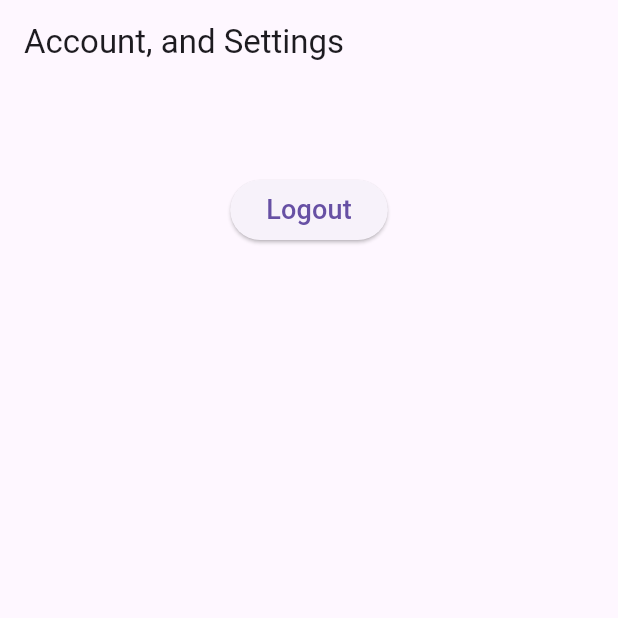
After one commit to oyvij/MyFridge, a Flutter app: the SettingsScreen screen opened directly, on a phone screen of 412 x 824 dp, the top half of it. The commit adds this screen. Run offline on Flutter 3.47's test engine with Material 3 defaults, Android fonts, the phone set to English and light mode, and no system bars; our stand-ins replace flutter_secure_storage, shared_preferences; missing offline and left inert: dart:html, simple_barcode_scanner; accounts and stored records are empty; network calls fail.

Commit message:
fix alot

```diff
--- a/my_fridge_flutter/lib/components/barcode_scanner_custom.dart
+++ b/my_fridge_flutter/lib/components/barcode_scanner_custom.dart
@@ -17,8 +17,6 @@ class _BarcodeScannerCustomState extends State<BarcodeScannerCustom> {
   bool _itemAdded = false;
 
   Future<void> _checkItemAndSetResponse(ean) async {
-    print('_checkItemAndSetResponse');
-
     setState(() {
       _isWorking = true;
     });
@@ -28,6 +26,7 @@ class _BarcodeScannerCustomState extends State<BarcodeScannerCustom> {
     setState(() {
       this.itemMatcherResponse = itemMatcherResponse;
       _isWorking = false;
+      _itemAdded = itemMatcherResponse.message == 'Item is in home.';
     });
   }
 
--- a/my_fridge_flutter/lib/components/my_kitchen.dart
+++ b/my_fridge_flutter/lib/components/my_kitchen.dart
@@ -42,6 +42,10 @@ class _MyKitchenState extends State<MyKitchen> {
   @override
   Widget build(BuildContext context) {
     return Scaffold(
+      appBar: AppBar(
+        title: const Text('Items in you kitchen'),
+        automaticallyImplyLeading: false,
+      ),
       body: Center(
         child: _home.homeItems != null
             ? Column(
--- /dev/null
+++ b/my_fridge_flutter/lib/settings_screen.dart
@@ -0,0 +1,43 @@
+import 'dart:html';
+
+import 'package:flutter/material.dart';
+import 'package:my_fridge_flutter/api/api_service.dart';
+import 'package:my_fridge_flutter/barcode_scanner_screen.dart';
+import 'package:my_fridge_flutter/components/barcode_scanner_custom.dart';
+import 'package:my_fridge_flutter/components/meal_scraper.dart';
+import 'package:my_fridge_flutter/components/my_kitchen.dart';
+import 'package:my_fridge_flutter/storage/secure_storage.dart';
+
+class SettingsScreen extends StatefulWidget {
+  const SettingsScreen({super.key});
+
+  @override
+  _SettingsScreenState createState() => _SettingsScreenState();
+}
+
+class _SettingsScreenState extends State<SettingsScreen> {
+  void _logout(BuildContext context) {
+    deleteAccessToken();
+    deleteRefreshToken();
+    Navigator.pushNamed(context, '/');
+  }
+
+  @override
+  Widget build(BuildContext context) {
+    return Scaffold(
+        appBar: AppBar(
+          title: const Text('Account, and Settings'),
+          automaticallyImplyLeading: false,
+        ),
+        body: Center(
+            child: Column(children: [
+          const SizedBox(
+            height: 60,
+          ),
+          ElevatedButton(
+            onPressed: () => {_logout(context)},
+            child: const Text('Logout', style: TextStyle(fontSize: 18)),
+          )
+        ])));
+  }
+}
--- a/my_fridge_flutter/pubspec.yaml
+++ b/my_fridge_flutter/pubspec.yaml
@@ -40,6 +40,8 @@ dependencies:
   http: ^1.2.1
   flutter_secure_storage: ^9.1.1
   simple_barcode_scanner: ^0.1.1
+  async: ^2.4.2
+  shared_preferences: ^2.2.3
 
 dev_dependencies:
   flutter_test:
```
Also changed, not shown: my_fridge_flutter/lib/api/api_service.dart (+48 -0 lines), my_fridge_flutter/lib/barcode_scanner_screen.dart (+6 -2 lines), my_fridge_flutter/lib/components/meal_scraper.dart (+6 -2 lines), my_fridge_flutter/lib/home_screen.dart (+9 -2 lines), my_fridge_flutter/lib/login_screen.dart (+9 -9 lines), my_fridge_flutter/lib/main.dart (+29 -10 lines), my_fridge_flutter/pubspec.lock, 2 other files.
